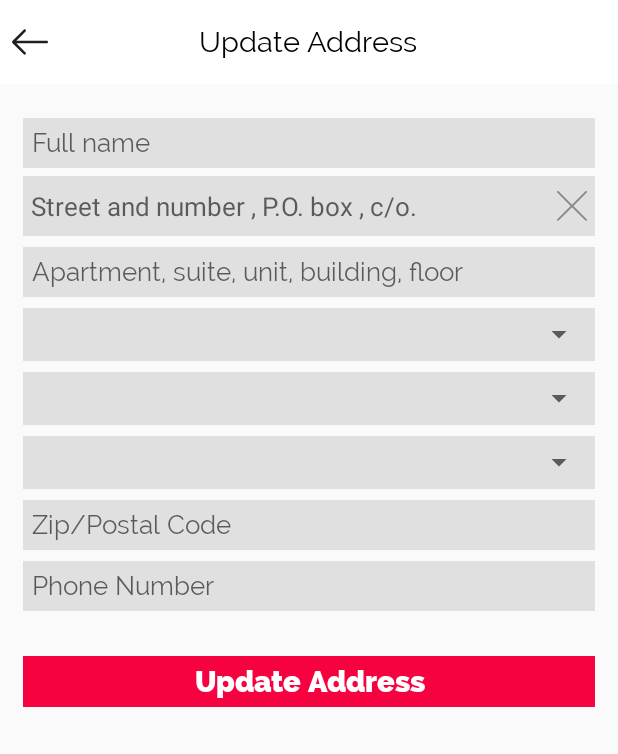
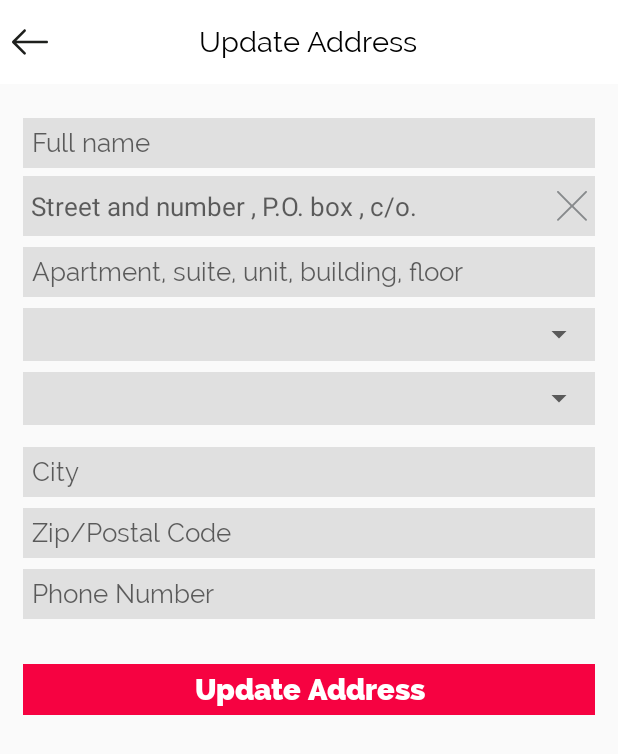
Before and after one commit to technorizenshesh/NgRewards_NEW, an Android app: the UpdateShipingAddress screen opened directly, with no data from a screen before it, on a phone screen of 412 x 824 dp. Shown: the top 754 px of the screen. Run offline under Robolectric (Android 15) with nearby library versions, the phone set to English and light mode, and no system bars; our stand-ins replace CircleImageView.

Commit message:
commit no  1   at oct 25

```diff
--- a/app/src/main/java/main/com/ngrewards/bottumtab/MainTabActivity.java
+++ b/app/src/main/java/main/com/ngrewards/bottumtab/MainTabActivity.java
@@ -225,8 +225,10 @@ public class MainTabActivity extends TabActivity {
     protected void onCreate(Bundle savedInstanceState) {
         super.onCreate(savedInstanceState);
         setContentView(R.layout.activity_main_tab);
+        if (getIntent().getExtras() != null) {
 
-        result = getIntent().getExtras().getString("result");
+            result = getIntent().getExtras().getString("result");
+        }
 
         if(result==null)
         {
--- a/app/src/main/java/main/com/ngrewards/placeorderclasses/UpdateShipingAddress.java
+++ b/app/src/main/java/main/com/ngrewards/placeorderclasses/UpdateShipingAddress.java
@@ -78,7 +78,7 @@ public class UpdateShipingAddress extends AppCompatActivity {
             optionaladdress_str = "", city_str = "", state_str = "", zipcode_str = "", phone_number_str = "";
     private AutoCompleteTextView gettypedlocation;
     private TextView update_adress;
-    private Spinner state_spn, country_spn, city_spn;
+    private Spinner state_spn, country_spn;// city_spn;
     CountryListAdapter countryListAdapter;
     private ArrayList<CountryBean> countryBeanArrayList, statelistbean, citylistbean;
     private ProgressBar progresbar;
@@ -227,6 +227,7 @@ public class UpdateShipingAddress extends AppCompatActivity {
                 phone_number_str = phone_number.getText().toString();
                 order_landmarkadd = gettypedlocation.getText().toString();
                 zipcode_str = zipcode.getText().toString();
+                city_str = city.getText().toString();
 
                 if (fullname_str == null || fullname_str.equalsIgnoreCase("")) {
                     Toast.makeText(UpdateShipingAddress.this, getResources().getString(R.string.filldetail), Toast.LENGTH_LONG).show();
@@ -263,7 +264,7 @@ public class UpdateShipingAddress extends AppCompatActivity {
         progresbar = findViewById(R.id.progresbar);
         state_spn = findViewById(R.id.state_spn);
         country_spn = findViewById(R.id.country_spn);
-        city_spn = findViewById(R.id.city_spn);
+       // city_spn = findViewById(R.id.city_spn);
         update_adress = findViewById(R.id.update_adress);
         gettypedlocation = findViewById(R.id.gettypedlocation);
         backlay = findViewById(R.id.backlay);
@@ -279,6 +280,7 @@ public class UpdateShipingAddress extends AppCompatActivity {
 
         phone_number.setText("" + phone_number_str);
         zipcode.setText("" + zipcode_str);
+        city.setText("" + city_str);
 
         country_spn.setOnItemSelectedListener(new AdapterView.OnItemSelectedListener() {
             @Override
@@ -309,7 +311,7 @@ public class UpdateShipingAddress extends AppCompatActivity {
 
                     } else {
                         state_str = statelistbean.get(position).getName();
-                        new GetCityList().execute(statelistbean.get(position).getId());
+                     //   new GetCityList().execute(statelistbean.get(position).getId());
                     }
 
                 }
@@ -321,6 +323,7 @@ public class UpdateShipingAddress extends AppCompatActivity {
             }
         });
 
+/*
         city_spn.setOnItemSelectedListener(new AdapterView.OnItemSelectedListener() {
             @Override
             public void onItemSelected(AdapterView<?> parent, View view, int position, long id) {
@@ -339,6 +342,7 @@ public class UpdateShipingAddress extends AppCompatActivity {
 
             }
         });
+*/
     }
 
     // country state city
@@ -719,13 +723,13 @@ public class UpdateShipingAddress extends AppCompatActivity {
                         }
 
                         countryListAdapter = new CountryListAdapter(UpdateShipingAddress.this, citylistbean);
-                        city_spn.setAdapter(countryListAdapter);
+                    //    city_spn.setAdapter(countryListAdapter);
 
                         if (citylistbean != null && !citylistbean.isEmpty()) {
                             for (int i = 0; i < citylistbean.size(); i++) {
                                 if (city_str != null && !city_str.equalsIgnoreCase("")) {
                                     if (city_str.equalsIgnoreCase(citylistbean.get(i).getName())) {
-                                        city_spn.setSelection(i);
+                                      //  city_spn.setSelection(i);
                                     }
                                 }
                             }
--- a/app/src/main/res/layout/activity_add_shiping_address.xml
+++ b/app/src/main/res/layout/activity_add_shiping_address.xml
@@ -203,6 +203,7 @@
         <Spinner
 
             android:id="@+id/city_spn"
+            android:visibility="gone"
             android:layout_width="match_parent"
             android:layout_height="35dp"></Spinner>
 
@@ -211,8 +212,6 @@
 
     <main.com.ngrewards.fonttypeclasses.NormalEditText
         android:id="@+id/city"
-
-        android:visibility="gone"
         android:layout_width="match_parent"
         android:layout_height="wrap_content"
         android:background="@color/greyborder"
--- a/app/src/main/res/layout/activity_update_shiping_address.xml
+++ b/app/src/main/res/layout/activity_update_shiping_address.xml
@@ -201,6 +201,7 @@
                 android:visibility="visible">
 
                 <Spinner
+                    android:visibility="gone"
                     android:id="@+id/city_spn"
                     android:layout_width="match_parent"
                     android:layout_height="35dp"></Spinner>
@@ -220,7 +221,7 @@
                 android:padding="6dp"
                 android:textColor="@color/black"
                 android:textSize="@dimen/medium"
-                android:visibility="gone" />
+           />
 
             <main.com.ngrewards.fonttypeclasses.NormalEditText
                 android:id="@+id/state"
```
Also changed, not shown: app/build.gradle (+5 -4 lines), app/src/main/java/main/com/ngrewards/placeorderclasses/AddShipingAddress.java (+8 -5 lines), app/src/main/res/layout/activity_merchant_signup_slider.xml (+30 -27 lines).
